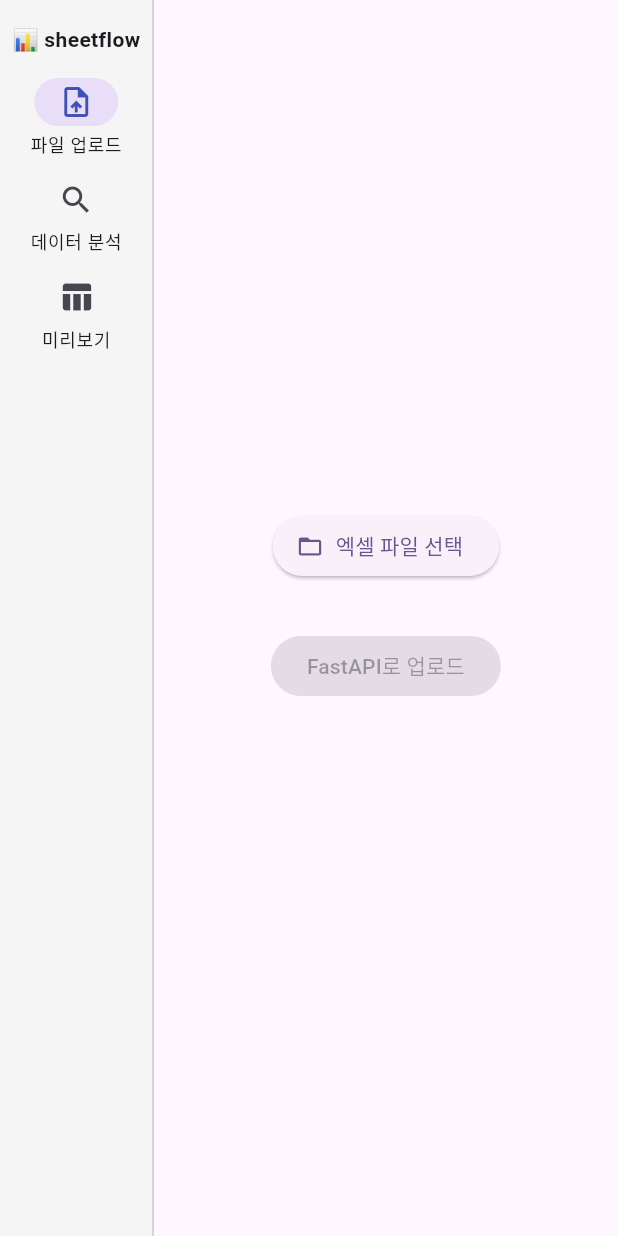
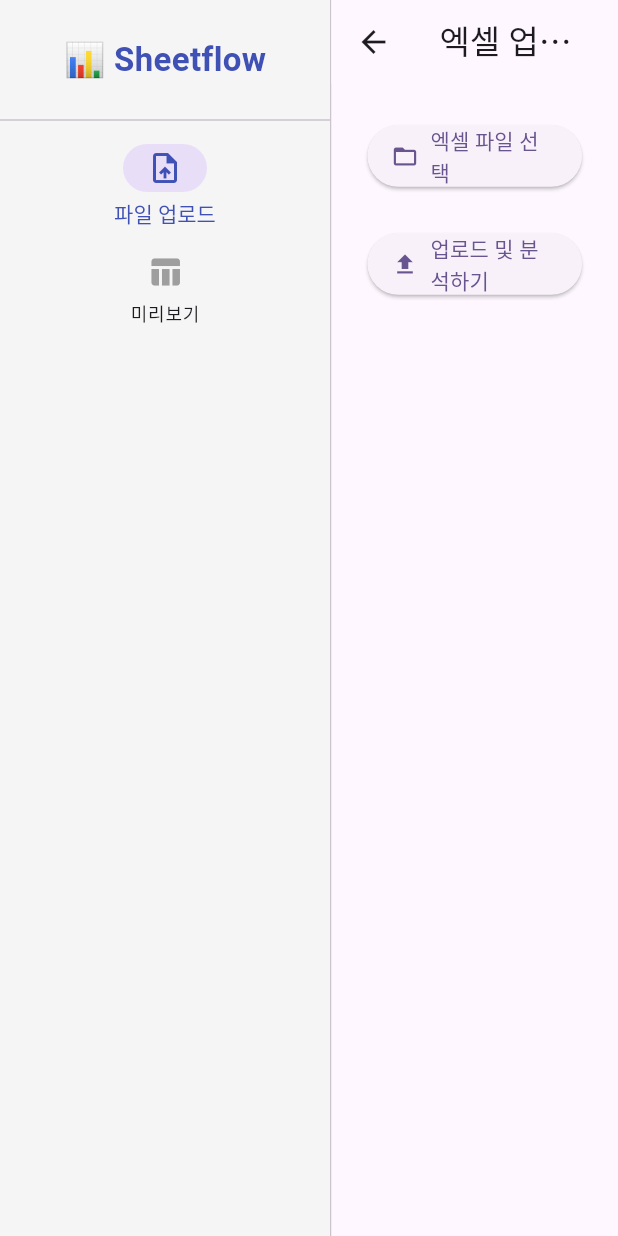
Before and after one commit to duckptr/sheetflow, a Flutter app: the MainLayout screen opened directly, after a tap on "파일 업로드", on a phone screen of 412 x 824 dp. Run offline on Flutter 3.47's test engine with Material 3 defaults, Android fonts, the phone set to English and light mode, and no system bars; our stand-ins replace file_picker.

Commit message:
feat : UI/UX

```diff
--- a/lib/layout/main_layout.dart
+++ b/lib/layout/main_layout.dart
@@ -1,8 +1,5 @@
-// sheetflow: Flutter desktop main layout with sidebar and routing
-
 import 'package:flutter/material.dart';
 import '../pages/upload_page.dart';
-import '../pages/analysis_page.dart';
 import '../pages/preview_page.dart';
 
 class MainLayout extends StatefulWidget {
@@ -13,11 +10,10 @@ class MainLayout extends StatefulWidget {
 }
 
 class _MainLayoutState extends State<MainLayout> {
-  int? _selectedIndex; // null일 때는 비어 있는 초기 화면
+  int? _selectedIndex;
 
   final List<Widget> _pages = [
     const UploadPage(),
-    const AnalysisPage(),
     const PreviewPage(),
   ];
 
@@ -25,10 +21,6 @@ class _MainLayoutState extends State<MainLayout> {
     NavigationRailDestination(
       icon: Icon(Icons.upload_file),
       label: Text('파일 업로드'),
-    ),
-    NavigationRailDestination(
-      icon: Icon(Icons.search),
-      label: Text('데이터 분석'),
     ),
     NavigationRailDestination(
       icon: Icon(Icons.table_chart),
@@ -41,7 +33,25 @@ class _MainLayoutState extends State<MainLayout> {
     return Scaffold(
       body: Row(
         children: [
-          NavigationRail(
+          // ✅ Sidebar with title + NavigationRail
+          Container(
+            width: 220,
+            color: Colors.grey[100],
+            child: Column(
+              children: [
+                const SizedBox(height: 24),
+                const Text(
+                  '📊 Sheetflow',
+                  style: TextStyle(
+                    fontSize: 22,
+                    fontWeight: FontWeight.bold,
+                    color: Colors.indigo,
+                  ),
+                ),
+                const SizedBox(height: 16),
+                const Divider(thickness: 1),
+                Expanded(
+                  child: NavigationRail(
                     selectedIndex: _selectedIndex,
                     onDestinationSelected: (index) {
                       setState(() => _selectedIndex = index);
@@ -49,13 +59,12 @@ class _MainLayoutState extends State<MainLayout> {
                     destinations: _destinations,
                     labelType: NavigationRailLabelType.all,
                     selectedIconTheme: const IconThemeData(color: Colors.indigo),
+                    unselectedIconTheme: const IconThemeData(color: Colors.grey),
+                    selectedLabelTextStyle: const TextStyle(color: Colors.indigo),
                     backgroundColor: Colors.grey[100],
-            leading: const Padding(
-              padding: EdgeInsets.all(8.0),
-              child: Text(
-                '📊 sheetflow',
-                style: TextStyle(fontWeight: FontWeight.bold),
                   ),
+                ),
+              ],
             ),
           ),
           const VerticalDivider(width: 1),
--- a/lib/pages/upload_page.dart
+++ b/lib/pages/upload_page.dart
@@ -1,4 +1,3 @@
-// upload_page.dart
 import 'package:flutter/material.dart';
 import 'package:file_picker/file_picker.dart';
 import 'dart:io';
@@ -14,6 +13,7 @@ class UploadPage extends StatefulWidget {
 class _UploadPageState extends State<UploadPage> {
   File? _selectedFile;
   String? _statusMessage;
+  Map<String, dynamic>? _analysisResult;
 
   Future<void> _pickExcelFile() async {
     final result = await FilePicker.platform.pickFiles(
@@ -25,6 +25,7 @@ class _UploadPageState extends State<UploadPage> {
       setState(() {
         _selectedFile = File(result.files.single.path!);
         _statusMessage = null;
+        _analysisResult = null;
       });
     }
   }
@@ -32,39 +33,73 @@ class _UploadPageState extends State<UploadPage> {
   Future<void> _uploadFile() async {
     if (_selectedFile == null) return;
 
-    setState(() => _statusMessage = '업로드 중...');
+    setState(() {
+      _statusMessage = '업로드 중...';
+      _analysisResult = null;
+    });
 
-    final success = await FileService.uploadExcelFile(_selectedFile!);
+    final result = await FileService.uploadExcelFile(_selectedFile!);
 
     setState(() {
-      _statusMessage = success ? '✅ 업로드 성공!' : '❌ 업로드 실패';
+      if (result != null) {
+        _statusMessage = '✅ 업로드 및 분석 완료';
+        _analysisResult = result;
+      } else {
+        _statusMessage = '❌ 업로드 실패';
+      }
     });
   }
 
   @override
   Widget build(BuildContext context) {
-    return Padding(
+    return Scaffold(
+      appBar: AppBar(title: const Text('엑셀 업로드 및 중복 분석')),
+      body: Padding(
         padding: const EdgeInsets.all(24.0),
         child: Column(
-        mainAxisAlignment: MainAxisAlignment.center,
+          crossAxisAlignment: CrossAxisAlignment.start,
           children: [
             ElevatedButton.icon(
               onPressed: _pickExcelFile,
               icon: const Icon(Icons.folder_open),
               label: const Text('엑셀 파일 선택'),
             ),
-          const SizedBox(height: 16),
+            const SizedBox(height: 12),
             if (_selectedFile != null)
-            Text('선택된 파일: ${_selectedFile!.path.split("/").last}'),
-          const SizedBox(height: 16),
-          ElevatedButton(
-            onPressed: _selectedFile != null ? _uploadFile : null,
-            child: const Text('FastAPI로 업로드'),
+              Text("선택한 파일: ${_selectedFile!.path.split(Platform.pathSeparator).last}"),
+            const SizedBox(height: 12),
+            ElevatedButton.icon(
+              onPressed: _uploadFile,
+              icon: const Icon(Icons.upload),
+              label: const Text('업로드 및 분석하기'),
             ),
-          const SizedBox(height: 16),
+            const SizedBox(height: 12),
             if (_statusMessage != null)
-            Text(_statusMessage!, style: const TextStyle(fontSize: 16)),
+              Text(_statusMessage!, style: const TextStyle(fontWeight: FontWeight.bold)),
+
+            const SizedBox(height: 20),
+            if (_analysisResult != null) ...[
+              Text("📊 전체 행 수: ${_analysisResult!['total_rows']}"),
+              Text("⚠️ 중복 행 수: ${_analysisResult!['duplicated_rows']}"),
+              const Divider(),
+              const Text("🧾 중복 미리보기:", style: TextStyle(fontWeight: FontWeight.bold)),
+              const SizedBox(height: 10),
+              Expanded(
+                child: ListView.builder(
+                  itemCount: _analysisResult!['preview'].length,
+                  itemBuilder: (context, index) {
+                    final row = _analysisResult!['preview'][index];
+                    return ListTile(
+                      title: Text(row.toString()),
+                      dense: true,
+                      tileColor: index % 2 == 0 ? Colors.grey[100] : null,
+                    );
+                  },
+                ),
+              ),
+            ]
           ],
+        ),
       ),
     );
   }
--- a/lib/services/file_service.dart
+++ b/lib/services/file_service.dart
@@ -1,12 +1,13 @@
-// file_service.dart
 import 'dart:io';
+import 'dart:convert';
 import 'package:http/http.dart' as http;
 import 'package:path/path.dart';
 
 class FileService {
-  static const String _baseUrl = 'http://localhost:8000'; // FastAPI 주소
+  // ⛳️ FastAPI 서버 주소
+  static const String _baseUrl = 'http://localhost:8000'; // 필요 시 변경
 
-  static Future<bool> uploadExcelFile(File file) async {
+  static Future<Map<String, dynamic>?> uploadExcelFile(File file) async {
     try {
       final uri = Uri.parse('$_baseUrl/upload');
 
@@ -20,10 +21,18 @@ class FileService {
         );
 
       final response = await request.send();
-      return response.statusCode == 200;
+
+      if (response.statusCode == 200) {
+        final responseBody = await response.stream.bytesToString();
+        final jsonResult = jsonDecode(responseBody);
+
+        return jsonResult['result']; // FastAPI에서 반환하는 분석 결과
+      } else {
+        print('❌ 업로드 실패: ${response.statusCode}');
+      }
     } catch (e) {
-      print('업로드 오류: $e');
-      return false;
+      print('🚨 업로드 오류: $e');
     }
+    return null;
   }
 }
```
Also changed, not shown: lib/pages/analysis_page.dart (+25 -6 lines), lib/widgets/excel_table.dart (+33 -0 lines). Lines whose indentation alone changed are shown as unchanged.
